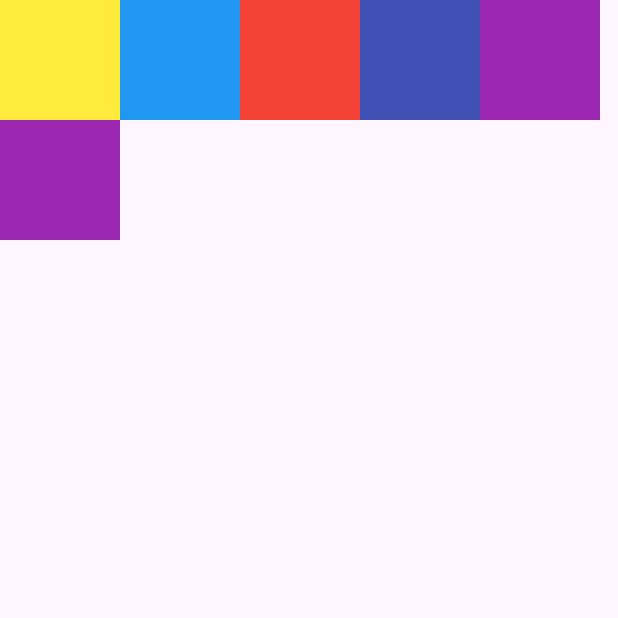
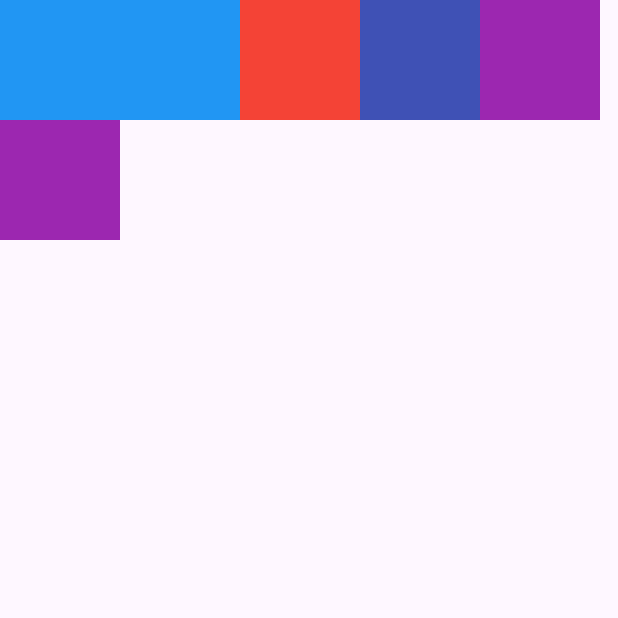
Before and after one commit to Vixitonian/flutter_basic_app, a Flutter app: the screen it shows after launch, on a phone screen of 412 x 824 dp, the top half of it. Run offline on Flutter 3.47's test engine with Material 3 defaults, Android fonts, the light colour scheme and no system bars.

Commit message:
changed yellow to blue

```diff
--- a/lib/main.dart
+++ b/lib/main.dart
@@ -19,7 +19,7 @@ class MyApp extends StatelessWidget {
             Container(
               height: 80,
               width: 80,
-              color: Colors.yellow,
+              color: Colors.blue,
             ),
             Container(
               height: 80,
```
